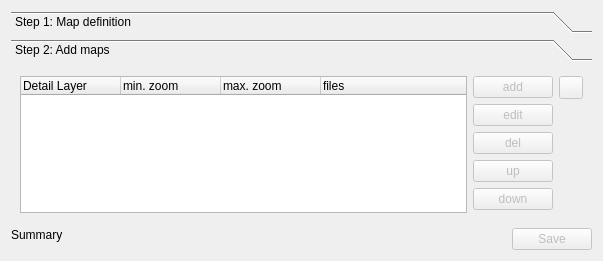
The window that src/ICreateMapQMAP.ui (ntruchsess/QLandkarteGT) describes before a commit, drawn with Qt 5.
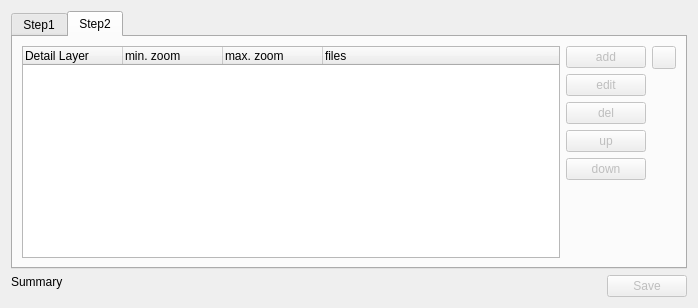
The same window after the commit. The open tabs and pages were chosen to show the change. Icons and pictures are not drawn. Custom widgets are drawn as their Qt base class.

Commit message: pimp up georeferencing dialogs

The edit to the form file:
```diff
--- a/src/ICreateMapQMAP.ui
+++ b/src/ICreateMapQMAP.ui
@@ -6,42 +6,27 @@
    <rect>
     <x>0</x>
     <y>0</y>
-    <width>603</width>
-    <height>261</height>
+    <width>698</width>
+    <height>308</height>
    </rect>
   </property>
   <property name="windowTitle">
    <string>Form</string>
   </property>
-  <layout class="QGridLayout" name="gridLayout_3">
-   <item row="0" column="0">
-    <widget class="QToolBox" name="toolBox">
-     <property name="sizePolicy">
-      <sizepolicy hsizetype="Preferred" vsizetype="Preferred">
-       <horstretch>0</horstretch>
-       <verstretch>0</verstretch>
-      </sizepolicy>
-     </property>
-     <property name="minimumSize">
-      <size>
-       <width>0</width>
-       <height>0</height>
-      </size>
-     </property>
+  <layout class="QVBoxLayout" name="verticalLayout">
+   <item>
+    <widget class="QTabWidget" name="tabWidget">
      <property name="currentIndex">
       <number>0</number>
      </property>
-     <widget class="QWidget" name="page">
-      <property name="geometry">
-       <rect>
-        <x>0</x>
-        <y>0</y>
-        <width>585</width>
-        <height>146</height>
-       </rect>
-      </property>
-      <attribute name="label">
-       <string>Step 1: Map definition</string>
+     <widget class="QWidget" name="tab">
+      <attribute name="icon">
+       <iconset>
+        <normalon>:/pics/Step1.png</normalon>
+       </iconset>
+      </attribute>
+      <attribute name="title">
+       <string>Step1</string>
       </attribute>
       <layout class="QGridLayout" name="gridLayout">
        <item row="0" column="0">
@@ -196,20 +181,17 @@
        </item>
       </layout>
      </widget>
-     <widget class="QWidget" name="page_2">
-      <property name="geometry">
-       <rect>
-        <x>0</x>
-        <y>0</y>
-        <width>569</width>
-        <height>185</height>
-       </rect>
-      </property>
-      <attribute name="label">
-       <string>Step 2: Add maps</string>
+     <widget class="QWidget" name="tab_2">
+      <attribute name="icon">
+       <iconset>
+        <normalon>:/pics/Step2.png</normalon>
+       </iconset>
       </attribute>
-      <layout class="QGridLayout" name="gridLayout_2">
-       <item row="0" column="0">
+      <attribute name="title">
+       <string>Step2</string>
+      </attribute>
+      <layout class="QHBoxLayout" name="horizontalLayout_2">
+       <item>
         <widget class="QTreeWidget" name="treeLevels">
          <property name="sizePolicy">
           <sizepolicy hsizetype="Expanding" vsizetype="Minimum">
@@ -251,7 +233,7 @@
          </column>
         </widget>
        </item>
-       <item row="0" column="1">
+       <item>
         <layout class="QVBoxLayout" name="_10">
          <item>
           <widget class="QPushButton" name="pushAdd">
@@ -318,7 +300,7 @@
          </item>
         </layout>
        </item>
-       <item row="0" column="2">
+       <item>
         <layout class="QVBoxLayout" name="_11">
          <item>
           <widget class="CHelpButton" name="helpStep2">
@@ -349,10 +331,10 @@
      </widget>
     </widget>
    </item>
-   <item row="1" column="0">
+   <item>
     <layout class="QHBoxLayout" name="horizontalLayout">
      <item>
-      <layout class="QHBoxLayout">
+      <layout class="QHBoxLayout" name="_2">
        <item>
         <widget class="QLabel" name="label_5">
          <property name="sizePolicy">
```
Left out of the diff: 6 changed lines with no effect on the pictures. The commit also changes 7 other files.
